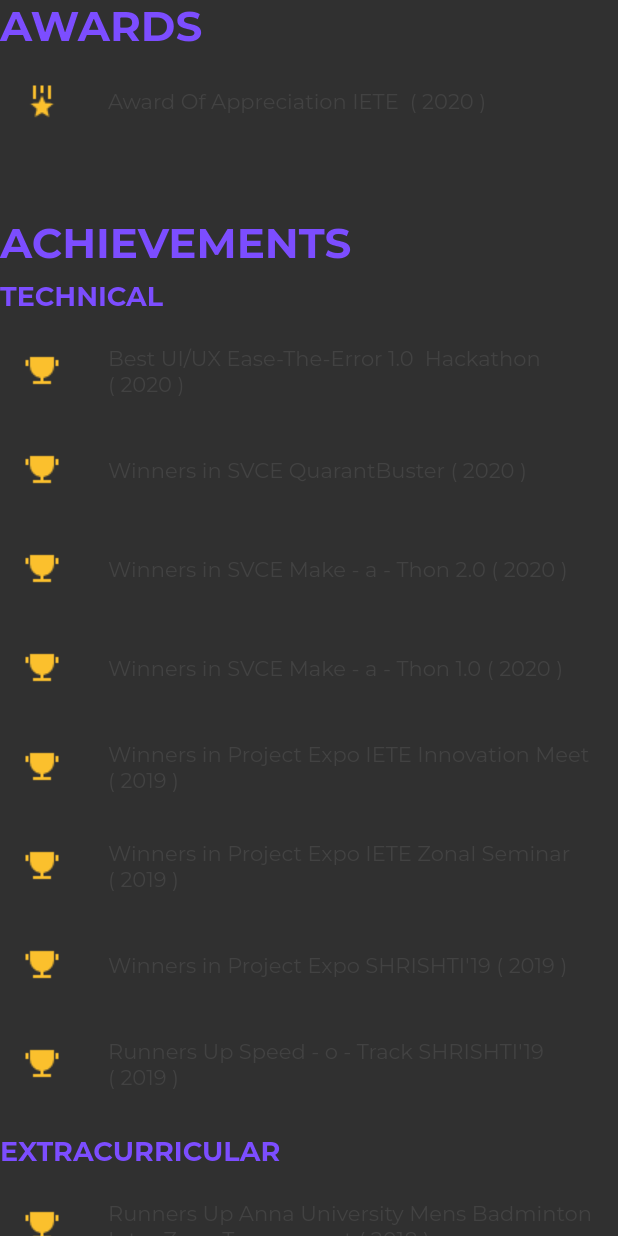
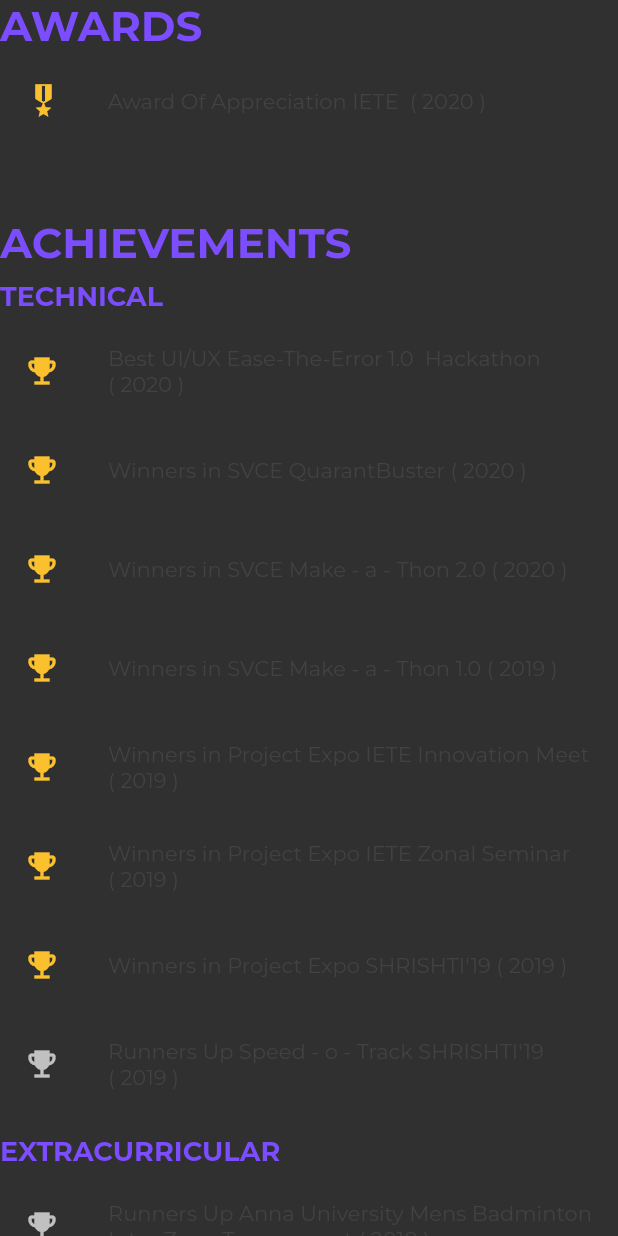
Before and after one commit to Premmmm/Premmmm.github.io, a Flutter app: the Awards widget shown alone on an empty page, opened directly, on a phone screen of 412 x 824 dp. Run offline on Flutter 3.47's test engine with Material 2 defaults, Android fonts, the phone set to English and light mode, and no system bars; our stand-ins replace flutter_signin_button, google_fonts, universal_io.

Commit message:
changed icon

```diff
--- a/lib/AwardsInfo.dart
+++ b/lib/AwardsInfo.dart
@@ -19,12 +19,11 @@ class Awards extends StatelessWidget {
               fontWeight: FontWeight.bold,
               color: Colors.deepPurpleAccent),
         ),
-        SizedBox(
-          height: 5,
-        ),
+        const SizedBox(height: 5),
         ListTile(
           leading:
-              Image.asset('icons/medal-2-fill.png', color: Colors.yellow[700]),
+              Icon(Icons.military_tech, size: 26, color: Colors.yellow[700]),
+          // Image.asset('icons/medal-2-fill.png', color: Colors.yellow[700]),
           title: Text(
             'Award Of Appreciation IETE  ( 2020 )',
             style: info.style.copyWith(
@@ -33,9 +32,7 @@ class Awards extends StatelessWidget {
             ),
           ),
         ),
-        SizedBox(
-          height: 50,
-        ),
+        const SizedBox(height: 50),
         Text(
           'ACHIEVEMENTS',
           style: info.style.copyWith(
@@ -43,9 +40,7 @@ class Awards extends StatelessWidget {
               fontWeight: FontWeight.bold,
               color: Colors.deepPurpleAccent),
         ),
-        SizedBox(
-          height: 8,
-        ),
+        const SizedBox(height: 8),
         Text(
           'TECHNICAL',
           style: info.style.copyWith(
@@ -53,7 +48,7 @@ class Awards extends StatelessWidget {
               fontWeight: FontWeight.bold,
               color: Colors.deepPurpleAccent),
         ),
-        SizedBox(height: 10),
+        const SizedBox(height: 10),
         Column(
           mainAxisAlignment: MainAxisAlignment.start,
           crossAxisAlignment: CrossAxisAlignment.start,
@@ -65,7 +60,7 @@ class Awards extends StatelessWidget {
               )
           ],
         ),
-        SizedBox(height: 10),
+        const SizedBox(height: 10),
         Text(
           'EXTRACURRICULAR',
           style: info.style.copyWith(
@@ -73,9 +68,7 @@ class Awards extends StatelessWidget {
               fontWeight: FontWeight.bold,
               color: Colors.deepPurpleAccent),
         ),
-        SizedBox(
-          height: 10,
-        ),
+        const SizedBox(height: 10),
         Column(
           mainAxisAlignment: MainAxisAlignment.start,
           crossAxisAlignment: CrossAxisAlignment.start,
@@ -107,10 +100,10 @@ class _AchievementsInfo extends StatelessWidget {
     return Padding(
       padding: EdgeInsets.only(bottom: 10),
       child: ListTile(
-        leading:
-            Image.asset('icons/trophy-fill.png', color: Colors.yellow[700]),
+        leading: Icon(Icons.emoji_events, color: _info.color),
+        //  Image.asset('icons/trophy-fill.png', color: Colors.yellow[700]),
         title: Text(
-          _info,
+          _info.achievement,
           style: info.style.copyWith(
             fontSize: Platform.isWindows || Platform.isMacOS ? 20 : 14,
             color: Colors.grey[800],
--- a/lib/ProjectsInfo.dart
+++ b/lib/ProjectsInfo.dart
@@ -18,7 +18,7 @@ class Projects extends StatelessWidget {
             color: Colors.deepPurpleAccent,
           ),
         ),
-        SizedBox(height: 30),
+        const SizedBox(height: 30),
         Column(
           crossAxisAlignment: CrossAxisAlignment.start,
           children: [
@@ -71,9 +71,7 @@ class _ProjectDetails extends StatelessWidget {
               )
             ],
           ),
-          SizedBox(
-            height: 5,
-          ),
+          const SizedBox(height: 5),
           Text(
             'Description',
             style: info.style.copyWith(
--- a/pubspec.yaml
+++ b/pubspec.yaml
@@ -18,6 +18,7 @@ dependencies:
   universal_io: ^1.0.1
   url_launcher: ^5.7.8
   zoom_widget: ^0.1.3
+  animations: ^2.0.0
 
 dev_dependencies:
   flutter_test:
```
Also changed, not shown: lib/About.dart (+5 -5 lines), lib/ContactInfo.dart (+13 -22 lines), lib/EducationInfo.dart (+3 -5 lines), lib/MySlide.dart (added, +30 -0 lines), lib/PortfolioPage.dart (+36 -24 lines), lib/info.dart (+41 -13 lines), icons/trophy-fill.png (deleted), pubspec.lock.
